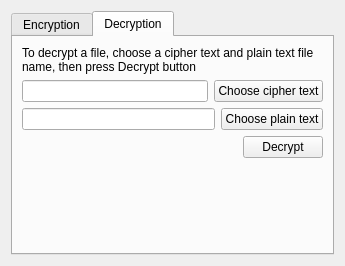
The window that IntroPage.ui (xuefeng-huang/block_cipher_FYP) describes before a commit, drawn with Qt 5.
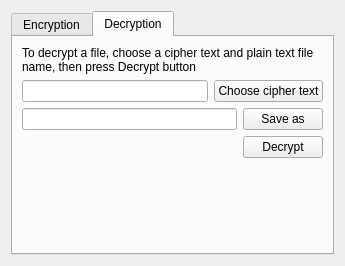
The same window after the commit. The open tabs and pages were chosen to show the change.

Patch:
```diff
--- a/IntroPage.ui
+++ b/IntroPage.ui
@@ -111,7 +111,7 @@
          <item>
           <widget class="QPushButton" name="choose_decrypt">
            <property name="text">
-            <string>Choose plain text</string>
+            <string>Save as</string>
            </property>
           </widget>
          </item>
```
